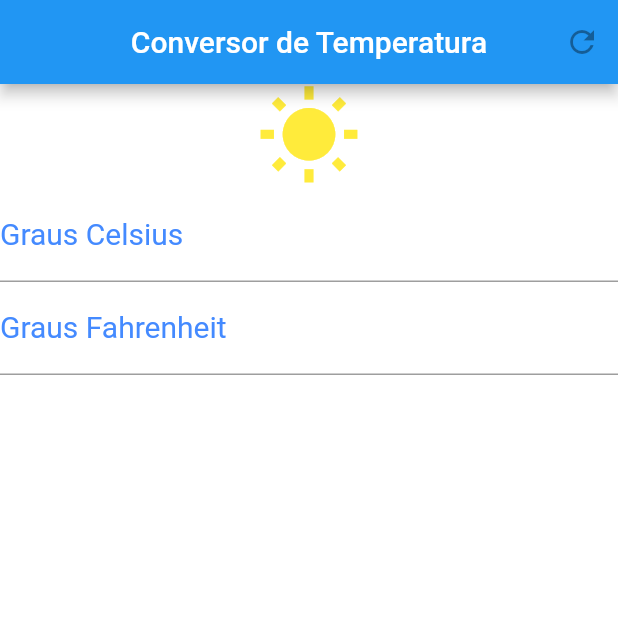
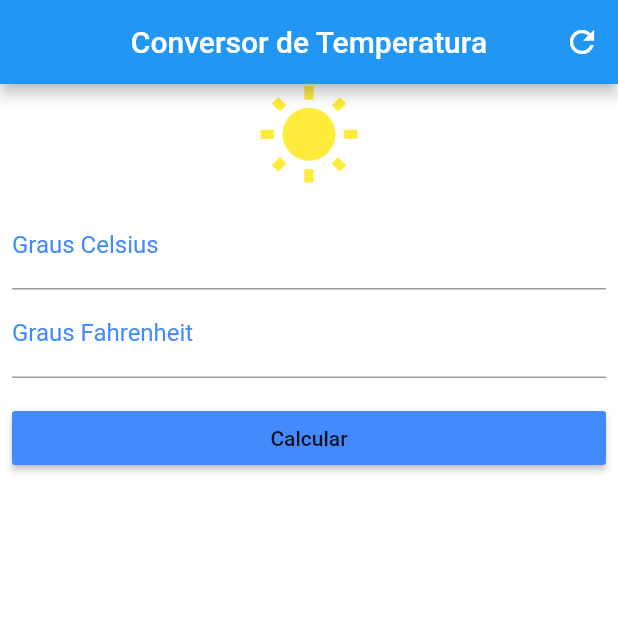
Before and after one commit to IsmaelPires/mobile-flutter-conversor, a Flutter app: the screen it shows after launch, on a phone screen of 412 x 824 dp, the top half of it. Run offline on Flutter 3.47's test engine with Material 2 defaults, Android fonts, the phone set to English and light mode, and no system bars.

Commit message:
Criando containers para estilizar fields e buttons

```diff
--- a/lib/main.dart
+++ b/lib/main.dart
@@ -18,7 +18,7 @@ class _HomeState extends State<Home> {
       actions: <Widget>[
         IconButton(
           icon: Icon(Icons.refresh),
-          onPressed: RefreshScreen(),
+          onPressed: () {},
         )
       ],
     );
@@ -26,32 +26,46 @@ class _HomeState extends State<Home> {
     Icon icon = Icon(Icons.wb_sunny, size: 70, color: Colors.yellow);
 
     TextStyle styleDecoration =
-        TextStyle(color: Colors.blueAccent, fontSize: 20);
+        TextStyle(color: Colors.blueAccent, fontSize: 16);
     TextStyle styleField = TextStyle(color: Colors.blueAccent);
 
+    RaisedButton raisedButton = RaisedButton(
+      onPressed: () {},
+      child: Text('Calcular'),
+      color: Colors.blueAccent,
+    );
+
     TextField tempCelsius = TextField(
-      decoration: InputDecoration(labelText: 'Graus Celsius',
-      labelStyle: styleDecoration),
+      decoration: InputDecoration(
+          labelText: 'Graus Celsius', labelStyle: styleDecoration),
       keyboardType: TextInputType.number,
       textAlign: TextAlign.center,
       style: styleField,
     );
 
     TextField tempFahrenheit = TextField(
-      decoration: InputDecoration(labelText: 'Graus Fahrenheit',
-      labelStyle: styleDecoration),
+      decoration: InputDecoration(
+          labelText: 'Graus Fahrenheit', labelStyle: styleDecoration),
       keyboardType: TextInputType.number,
       textAlign: TextAlign.center,
       style: styleField,
     );
 
+    Container containerPaddingBtn = Container(
+      padding: EdgeInsets.all(8.0),
+      child: raisedButton,
+    );
+
+    Container containerPaddingFields = Container(
+      padding: EdgeInsets.all(8.0),
+      child: Column(
+        children: <Widget>[tempCelsius, tempFahrenheit],
+      ),
+    );
+
     Column column = Column(
       crossAxisAlignment: CrossAxisAlignment.stretch,
-      children: <Widget>[
-        icon,
-        tempCelsius,
-        tempFahrenheit,
-      ],
+      children: <Widget>[icon, containerPaddingFields, containerPaddingBtn],
     );
 
     Scaffold scaffold = Scaffold(
@@ -63,7 +77,3 @@ class _HomeState extends State<Home> {
     return scaffold;
   }
 }
-
-RefreshScreen() {
-  return null;
-}
```
